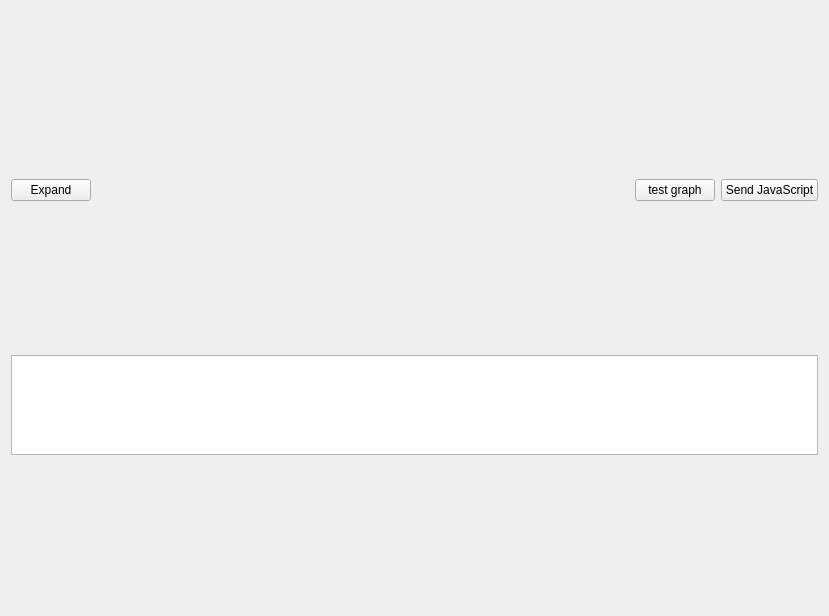
Before: the Qt Designer form ddtt/experiment/libQDigraph/Viewer.ui in ialhashim/ddtt-dev, drawn with Qt 5.
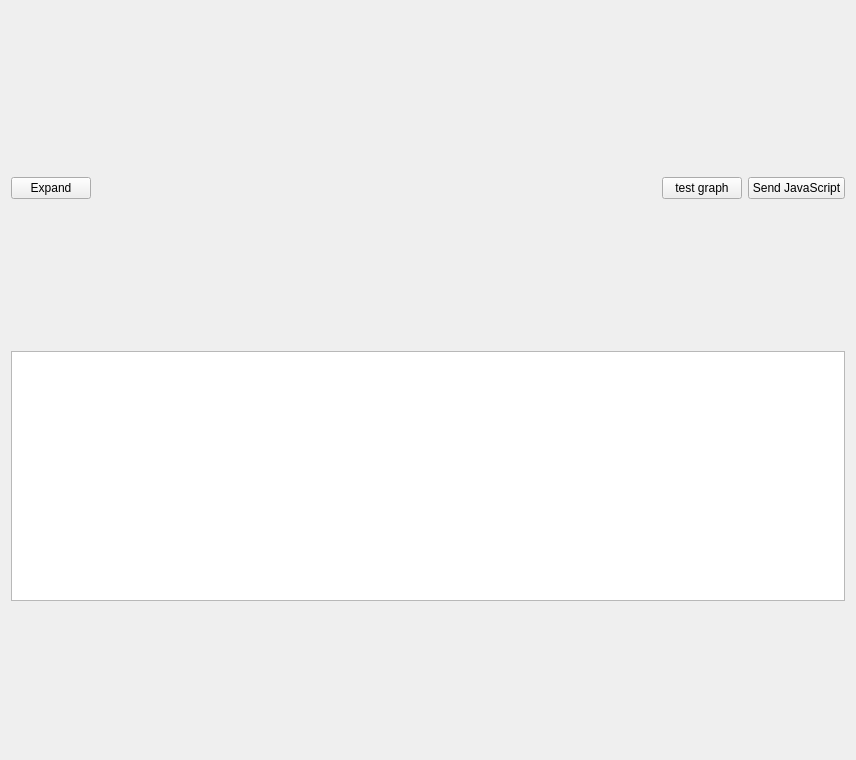
After: the same form once the commit is applied.

```diff
--- a/ddtt/experiment/libQDigraph/Viewer.ui
+++ b/ddtt/experiment/libQDigraph/Viewer.ui
@@ -6,8 +6,8 @@
    <rect>
     <x>0</x>
     <y>0</y>
-    <width>829</width>
-    <height>616</height>
+    <width>856</width>
+    <height>760</height>
    </rect>
   </property>
   <property name="windowTitle">
@@ -69,9 +69,14 @@
      <property name="maximumSize">
       <size>
        <width>16777215</width>
-       <height>100</height>
+       <height>250</height>
       </size>
      </property>
+     <property name="font">
+      <font>
+       <pointsize>8</pointsize>
+      </font>
+     </property>
     </widget>
    </item>
   </layout>
```
